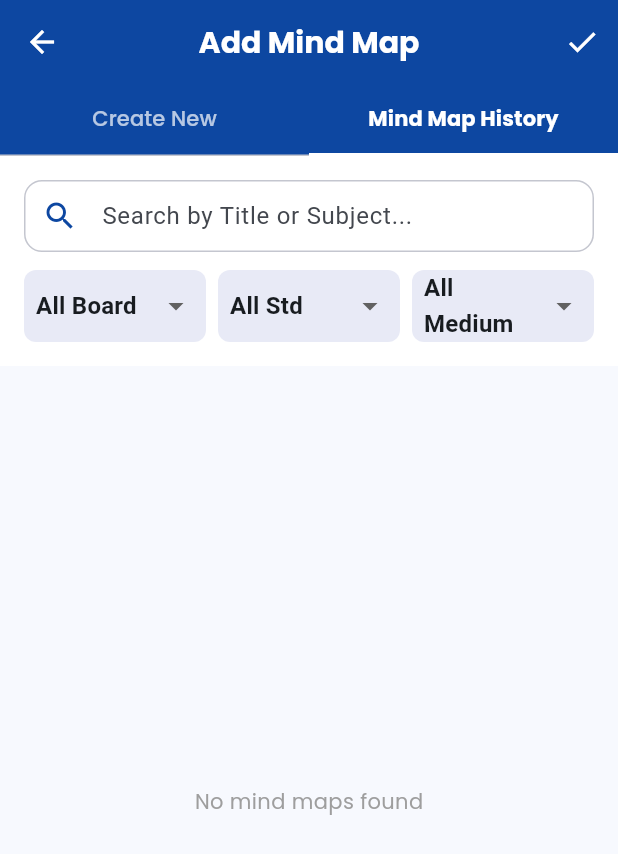
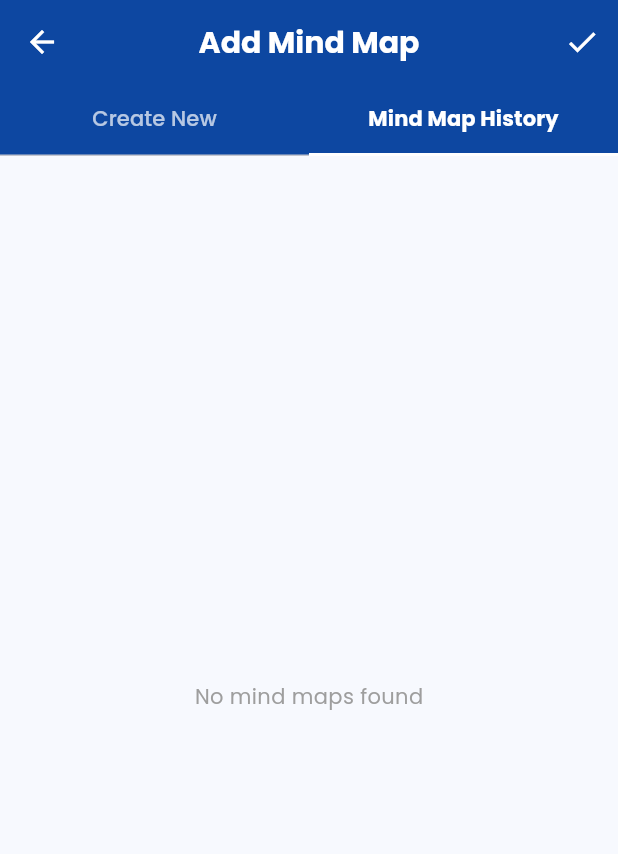
Before and after one commit to Ishan2506/dm_bhatt_classes_assistant, a Flutter app: the AdminAddMindMapScreen screen opened directly, tab 2 chosen, on a phone screen of 412 x 824 dp. Shown: the top 854 px of the screen. Run offline on Flutter 3.47's test engine with Material 3 defaults, Android fonts, the light colour scheme and no system bars; our stand-ins replace bloc, connectivity_plus, equatable, file_picker, fl_chart, google_fonts and 9 more; missing offline and left inert: excel, syncfusion_flutter_pdf, universal_html; accounts and stored records are empty; network calls fail.

Commit message:
Removed filter in MindMap and improved paperset screen issue

```diff
--- a/lib/screen/admin/add_paperset_screen.dart
+++ b/lib/screen/admin/add_paperset_screen.dart
@@ -144,8 +144,7 @@ class _AddPapersetScreenState extends State<AddPapersetScreen> with SingleTicker
     }
   }
 
-  void _editPaperSet(int index) {
-    final item = _paperSets[index];
+  void _editPaperSet(Map<String, dynamic> item) {
     setState(() {
       _isEditing = true;
       _editingId = item['_id'];
@@ -177,8 +176,7 @@ class _AddPapersetScreenState extends State<AddPapersetScreen> with SingleTicker
     _tabController.animateTo(0);
   }
 
-  void _confirmDelete(int index) {
-      final item = _paperSets[index];
+  void _confirmDelete(Map<String, dynamic> item) {
       final String id = item['_id'];
 
       showDialog(
@@ -493,11 +491,11 @@ class _AddPapersetScreenState extends State<AddPapersetScreen> with SingleTicker
                       children: [
                         IconButton(
                           icon: const Icon(Icons.edit, color: Colors.blue),
-                          onPressed: () => _editPaperSet(index),
+                          onPressed: () => _editPaperSet(item),
                         ),
                         IconButton(
                           icon: const Icon(Icons.delete, color: Colors.red),
-                          onPressed: () => _confirmDelete(index),
+                          onPressed: () => _confirmDelete(item),
                         ),
                       ],
                     ),
--- a/lib/screen/admin/admin_add_mindmap_screen.dart
+++ b/lib/screen/admin/admin_add_mindmap_screen.dart
@@ -27,11 +27,6 @@ class _AdminAddMindMapScreenState extends State<AdminAddMindMapScreen> {
   // History State
   List<dynamic> _mindMaps = [];
   bool _isLoadingHistory = true;
-  final TextEditingController _searchController = TextEditingController();
-  String? _selectedFilterBoard;
-  String? _selectedFilterStandard;
-  String? _selectedFilterMedium;
-  String? _selectedFilterStream;
 
   @override
   void initState() {
@@ -112,21 +107,6 @@ class _AdminAddMindMapScreenState extends State<AdminAddMindMapScreen> {
         'children': <Map<String, dynamic>>[]
       };
     });
-  }
-
-  List<dynamic> _getFilteredMindMaps() {
-    return _mindMaps.where((item) {
-      final query = _searchController.text.toLowerCase();
-      final title = (item['title'] ?? "").toString().toLowerCase();
-      final subject = (item['subject'] ?? "").toString().toLowerCase();
-      final matchesSearch = title.contains(query) || subject.contains(query);
-
-      final matchBoard = _selectedFilterBoard == null || item['board'] == _selectedFilterBoard;
-      final matchStd = _selectedFilterStandard == null || item['std'] == _selectedFilterStandard;
-      final matchMedium = _selectedFilterMedium == null || item['medium'] == _selectedFilterMedium;
-      final matchStream = _selectedFilterStream == null || item['stream'] == _selectedFilterStream;
-      return matchesSearch && matchBoard && matchStd && matchMedium && matchStream;
-    }).toList();
   }
 
   void _editMindMap(BuildContext context, Map<String, dynamic> item) {
@@ -371,19 +351,15 @@ class _AdminAddMindMapScreenState extends State<AdminAddMindMapScreen> {
             ),
 
             // History Tab
-            Column(
-              children: [
-                _buildHistorySearchHeader(),
-                Expanded(
-                  child: _isLoadingHistory
+            _isLoadingHistory
             ? const Center(child: CustomLoader())
-                      : _getFilteredMindMaps().isEmpty
+                : _mindMaps.isEmpty
                     ? Center(child: Text("No mind maps found", style: GoogleFonts.poppins(color: Colors.grey)))
                     : ListView.builder(
                         padding: const EdgeInsets.all(16),
-                              itemCount: _getFilteredMindMaps().length,
+                        itemCount: _mindMaps.length,
                         itemBuilder: (context, index) {
-                                final item = _getFilteredMindMaps()[index];
+                          final item = _mindMaps[index];
                           final String id = item['_id'];
 
                           String displayDate = "--";
@@ -420,24 +396,13 @@ class _AdminAddMindMapScreenState extends State<AdminAddMindMapScreen> {
                                     tooltip: "Copy / Clone",
                                     onPressed: () => _showCopyDialog(context, item),
                                   ),
-                                        IconButton(
-                                          icon: const Icon(Icons.edit, color: Colors.blue),
-                                          tooltip: "Edit",
-                                          onPressed: () => _editMindMap(context, item),
-                                        ),
-                                        IconButton(
-                                          icon: const Icon(Icons.delete, color: Colors.red),
-                                          tooltip: "Delete",
-                                          onPressed: () => _deleteMindMap(id),
-                                        ),
+                                  IconButton(icon: const Icon(Icons.edit, color: Colors.blue), tooltip: "Edit", onPressed: () => _editMindMap(context, item)),
+                                  IconButton(icon: const Icon(Icons.delete, color: Colors.red), tooltip: "Delete", onPressed: () => _deleteMindMap(id)),
                                 ],
                               ),
                             ),
                           );
                         },
-                            ),
-                ),
-              ],
                       ),
           ],
         ),
@@ -612,72 +577,4 @@ class _AdminAddMindMapScreenState extends State<AdminAddMindMapScreen> {
     );
   }
 
-  Widget _buildHistorySearchHeader() {
-    return Container(
-      padding: const EdgeInsets.all(16),
-      color: Colors.white,
-      child: Column(
-        children: [
-          TextField(
-            controller: _searchController,
-            onChanged: (val) => setState(() {}),
-            decoration: InputDecoration(
-              hintText: "Search by Title or Subject...",
-              prefixIcon: const Icon(Icons.search),
-              border: OutlineInputBorder(borderRadius: BorderRadius.circular(30)),
-              contentPadding: const EdgeInsets.symmetric(horizontal: 20),
-            ),
-          ),
-          const SizedBox(height: 12),
-          Row(
-            children: [
-              Expanded(
-                child: _buildHistoryFilterDropdown("Board", _selectedFilterBoard, AcademicConstants.boards, (val) => setState(() {
-                           _selectedFilterBoard = val;
-                           _selectedFilterStandard = null;
-                         })),
-              ),
-              const SizedBox(width: 8),
-              Expanded(
-                child: _buildHistoryFilterDropdown(
-                  "Std",
-                  _selectedFilterStandard,
-                  _selectedFilterBoard == null
-                      ? (AcademicConstants.standards.isNotEmpty ? AcademicConstants.standards.values.first : <String>[])
-                      : AcademicConstants.standards[_selectedFilterBoard!] ?? <String>[],
-                  (val) => setState(() => _selectedFilterStandard = val)
-                ),
-              ),
-              const SizedBox(width: 8),
-              Expanded(
-                child: _buildHistoryFilterDropdown("Medium", _selectedFilterMedium, AcademicConstants.mediums, (val) => setState(() => _selectedFilterMedium = val)),
-              ),
-            ],
-          )
-        ],
-      ),
-    );
 }
-
-  Widget _buildHistoryFilterDropdown(String hint, String? value, List<String> items, Function(String?) onChanged) {
-    return Container(
-      padding: const EdgeInsets.symmetric(horizontal: 8),
-      decoration: BoxDecoration(
-        color: Colors.indigo.shade50,
-        borderRadius: BorderRadius.circular(8),
-      ),
-      child: DropdownButtonHideUnderline(
-        child: DropdownButton<String>(
-          isExpanded: true,
-          value: value,
-          hint: Text(hint, style: const TextStyle(fontSize: 12)),
-          items: [
-            DropdownMenuItem(value: null, child: Text("All $hint")),
-            ...items.map((e) => DropdownMenuItem(value: e, child: Text(e, style: const TextStyle(fontSize: 12)))),
-          ],
-          onChanged: onChanged,
-        ),
-      ),
-    );
-  }
-}
```
Lines whose indentation alone changed are shown as unchanged.
